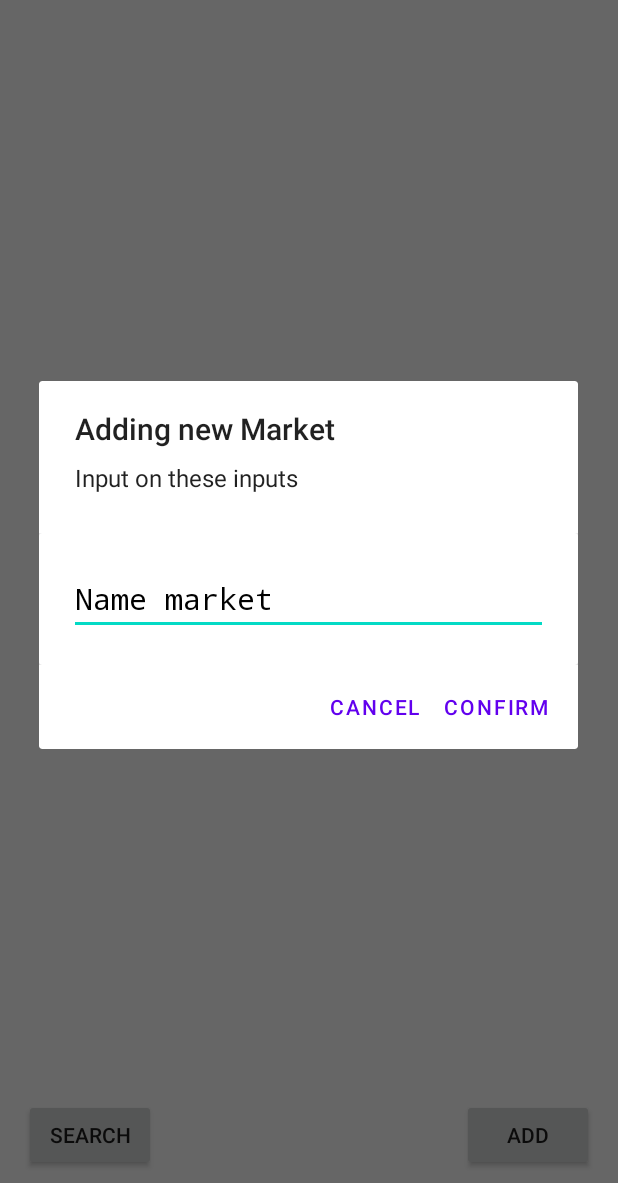
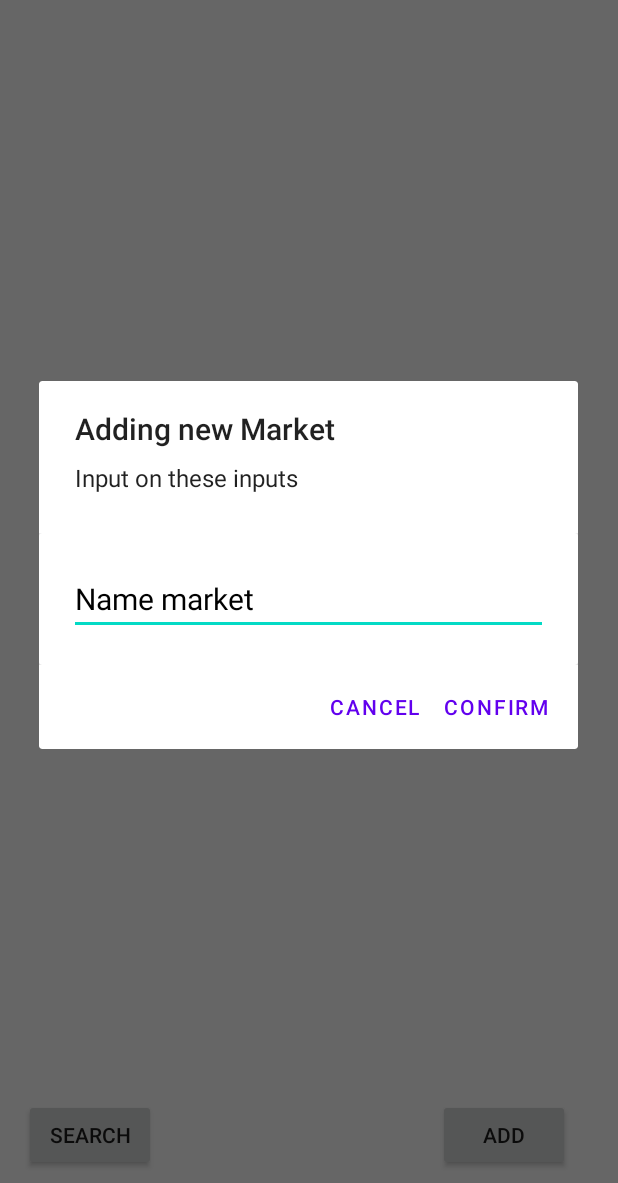
Before and after one commit to BitaJlik/MapXplorer_IT, an Android app: the MapsActivity screen opened directly, with no data from a screen before it, after a tap on "ADD", on a phone screen of 412 x 824 dp, the part 53-1236 px from its top. Run offline under Robolectric (Android 15) with nearby library versions, the phone set to English and light mode, and no system bars; our stand-ins replace Firebase (no records; nobody signed in at launch, a user with empty details on screens opened directly); libraries missing offline, so code that uses them is left out: com.rengwuxian.materialedittext; plain views replace MaterialEditText; 2 statements that could not run were skipped.

Commit message:
V0.6.3 Global fix DB Added save block with default viewer and owner market

```diff
--- a/app/src/main/java/com/example/mapxplorer/MapsActivity.java
+++ b/app/src/main/java/com/example/mapxplorer/MapsActivity.java
@@ -6,6 +6,7 @@ import android.os.Bundle;
 import android.text.TextUtils;
 import android.view.LayoutInflater;
 import android.view.View;
+import android.widget.Button;
 import android.widget.Toast;
 
 import androidx.annotation.NonNull;
@@ -23,23 +24,19 @@ import com.google.android.gms.maps.model.Circle;
 import com.google.android.gms.maps.model.CircleOptions;
 import com.google.android.gms.maps.model.LatLng;
 import com.google.android.gms.maps.model.MarkerOptions;
-import com.google.android.gms.tasks.OnSuccessListener;
 import com.google.android.material.snackbar.Snackbar;
-import com.google.firebase.auth.FirebaseAuth;
 import com.google.firebase.database.DataSnapshot;
 import com.google.firebase.database.DatabaseError;
-import com.google.firebase.database.DatabaseReference;
-import com.google.firebase.database.FirebaseDatabase;
 import com.google.firebase.database.ValueEventListener;
 import com.rengwuxian.materialedittext.MaterialEditText;
 
+import java.util.ArrayList;
 import java.util.HashMap;
 import java.util.Map;
 import java.util.Objects;
 
 public class MapsActivity extends FragmentActivity implements OnMapReadyCallback, GoogleMap.OnCircleClickListener {
     private Object g ;
-
     ConstraintLayout constraintLayout;
     @Override
     protected void onCreate(Bundle savedInstanceState) {
@@ -52,8 +49,13 @@ public class MapsActivity extends FragmentActivity implements OnMapReadyCallback
         SupportMapFragment mapFragment = (SupportMapFragment) getSupportFragmentManager()
                 .findFragmentById(R.id.map);
         mapFragment.getMapAsync(this);
+        Button addMarket = findViewById(R.id.addMarket);
+        Button listMarkets = findViewById(R.id.list);
+        addMarket.setOnClickListener(v -> addMarket());
+        listMarkets.setOnClickListener(v -> list());
+        constraintLayout = findViewById(R.id.constraintLayout);
 
-        constraintLayout = findViewById(R.id.constraintLayout);
+
 
     }
 
@@ -68,9 +70,9 @@ public class MapsActivity extends FragmentActivity implements OnMapReadyCallback
         // add listener for opening shops
         googleMap.setOnCircleClickListener(this);
         // add circles from DB on map like markets
-        System.out.println(DataBase.online_markets);
+        System.out.println("Online" + DataBase.online_markets);
 
-        if(!DataBase.online_markets.isEmpty()){
+        if(!DataBase.online_markets.isEmpty() ){
             for(Market market : DataBase.online_markets){
                 googleMap.addCircle(
                         new CircleOptions().center(
@@ -85,28 +87,31 @@ public class MapsActivity extends FragmentActivity implements OnMapReadyCallback
             }
         }
         g = googleMap;
+
+        DataBase.print();
     }
 
     @Override
     public void onCircleClick(@NonNull Circle circle) {
+
         for(Market market : DataBase.online_markets){
             if(market.getLatitude() == circle.getCenter().latitude &&
                market.getLongitude() == circle.getCenter().longitude){
                 Toast.makeText(this,market.getNameMarket(),Toast.LENGTH_SHORT).show();
-
+                DataBase.id = market.getID();
                 Intent intent = new Intent(this, ShowProductsInMarket.class);
                 startActivity(intent);
+               break;
             }
         }
     }
 
-    public void addMarket(View view) {
+    public void addMarket() {
         GoogleMap googleMap = (GoogleMap) g;
         double latitude = googleMap.getCameraPosition().target.latitude;
         double longitude = googleMap.getCameraPosition().target.longitude;
 
 
-        Market market = new Market(DataBase.user.getName(),latitude,longitude);
 
         AlertDialog.Builder dialog = new AlertDialog.Builder(this);
         dialog.setTitle("Adding new Market");
@@ -118,24 +123,26 @@ public class MapsActivity extends FragmentActivity implements OnMapReadyCallback
 
 //        String email = Objects.requireNonNull(DataBase.auth.getCurrentUser()).getEmail();
 //        String password = DataBase.reference.child(Objects.requireNonNull(DataBase.auth.getUid())).child("password").getKey();
-        MaterialEditText namemarket = registerWindow.findViewById(R.id.nameInput);
+
 
         dialog.setNegativeButton("Cancel", (dialog1, which) -> {
             dialog1.dismiss();
         });
         dialog.setPositiveButton("Confirm", (dialogInterface, which) -> {
-
+            MaterialEditText namemarket = registerWindow.findViewById(R.id.nameInput);
+            Market market = new Market(Objects.requireNonNull(namemarket.getText()).toString(),latitude,longitude);
                     if (TextUtils.isEmpty(namemarket.toString())) {
                         Snackbar.make(constraintLayout, "Input name", Snackbar.LENGTH_SHORT).show();
                         return;
                     }
-
+                    System.out.println("+++" + market);
                     // adding market with email user
                     Map<String,Object> data = new HashMap<>();
                     data.put(String.valueOf(DataBase.users.get(DataBase.users.size()-1).getMarkets().size()),market);
                     DataBase.reference.child(Objects.requireNonNull(DataBase.auth.getUid())).child("markets")
                             .updateChildren(data).addOnSuccessListener(unused -> {
                         DataBase.online_markets.add(market);
+                        DataBase.users.get(DataBase.users.size()-1).getMarkets().add(market);
                         {
                             googleMap.addCircle(
                                     new CircleOptions().center(
@@ -156,7 +163,7 @@ public class MapsActivity extends FragmentActivity implements OnMapReadyCallback
     }
 
 
-    public void search(View view) {
+    public void list() {
         Intent intent = new Intent(this,Search.class);
         startActivity(intent);
     }
--- a/app/src/main/java/com/example/mapxplorer/Market.java
+++ b/app/src/main/java/com/example/mapxplorer/Market.java
@@ -13,7 +13,9 @@ public class Market {
     private double latitude;
     private double longitude;
 
-    public Market(){}
+    public Market(){
+        products = new ArrayList<>();
+    }
 
     public Market(String nameMarket, double latitude, double longitude) {
         this.nameMarket = nameMarket;
--- a/app/src/main/res/layout/activity_maps.xml
+++ b/app/src/main/res/layout/activity_maps.xml
@@ -22,12 +22,11 @@
         map:mapId="@string/map_id" />
 
     <Button
-        android:id="@+id/search"
+        android:id="@+id/list"
         android:layout_width="wrap_content"
         android:layout_height="wrap_content"
         android:layout_marginStart="16dp"
         android:layout_marginBottom="8dp"
-        android:onClick="search"
         android:text="@string/search"
         map:layout_constraintBottom_toBottomOf="parent"
         map:layout_constraintStart_toStartOf="parent" />
@@ -36,13 +35,11 @@
         android:id="@+id/addMarket"
         android:layout_width="wrap_content"
         android:layout_height="wrap_content"
-        android:layout_marginEnd="16dp"
+        android:layout_marginEnd="32dp"
         android:layout_marginBottom="8dp"
-        android:onClick="addMarket"
         android:text="@string/add"
         map:layout_constraintBottom_toBottomOf="parent"
-        map:layout_constraintEnd_toEndOf="parent"
-        />
+        map:layout_constraintEnd_toEndOf="parent" />
 
 
 </androidx.constraintlayout.widget.ConstraintLayout>
--- a/app/src/main/res/layout/add_market.xml
+++ b/app/src/main/res/layout/add_market.xml
@@ -18,13 +18,12 @@
             android:layout_height="wrap_content"
             android:id="@+id/nameInput"
             android:hint="@string/input_name_market"
-            android:inputType="textPassword"
-            android:text=""
+            android:inputType="text"
             android:textColor="#333"
             android:textColorHint="@color/black"
             android:textSize="20sp"
             app:met_floatingLabel="highlight"
-            app:met_baseColor="#0056d3"
+            app:met_baseColor="#1E1E1C"
             app:met_primaryColor="#54FF26"
             app:met_singleLineEllipsis="true"
             />
--- a/app/src/main/res/values/strings.xml
+++ b/app/src/main/res/values/strings.xml
@@ -25,6 +25,7 @@
     <string name="input_name">Input Name</string>
     <string name="register">Register</string>
     <string name="input_name_market">Name market</string>
+    <string name="Viewer">Viewer</string>
 
 
 </resources>
```
Also changed, not shown: app/src/main/java/com/example/mapxplorer/DataBase.java (+7 -1 lines), app/src/main/java/com/example/mapxplorer/Login.java (+37 -22 lines), app/src/main/java/com/example/mapxplorer/ShowProductsInMarket.java (+39 -16 lines), app/src/main/res/layout/activity_login.xml (+14 -0 lines).
